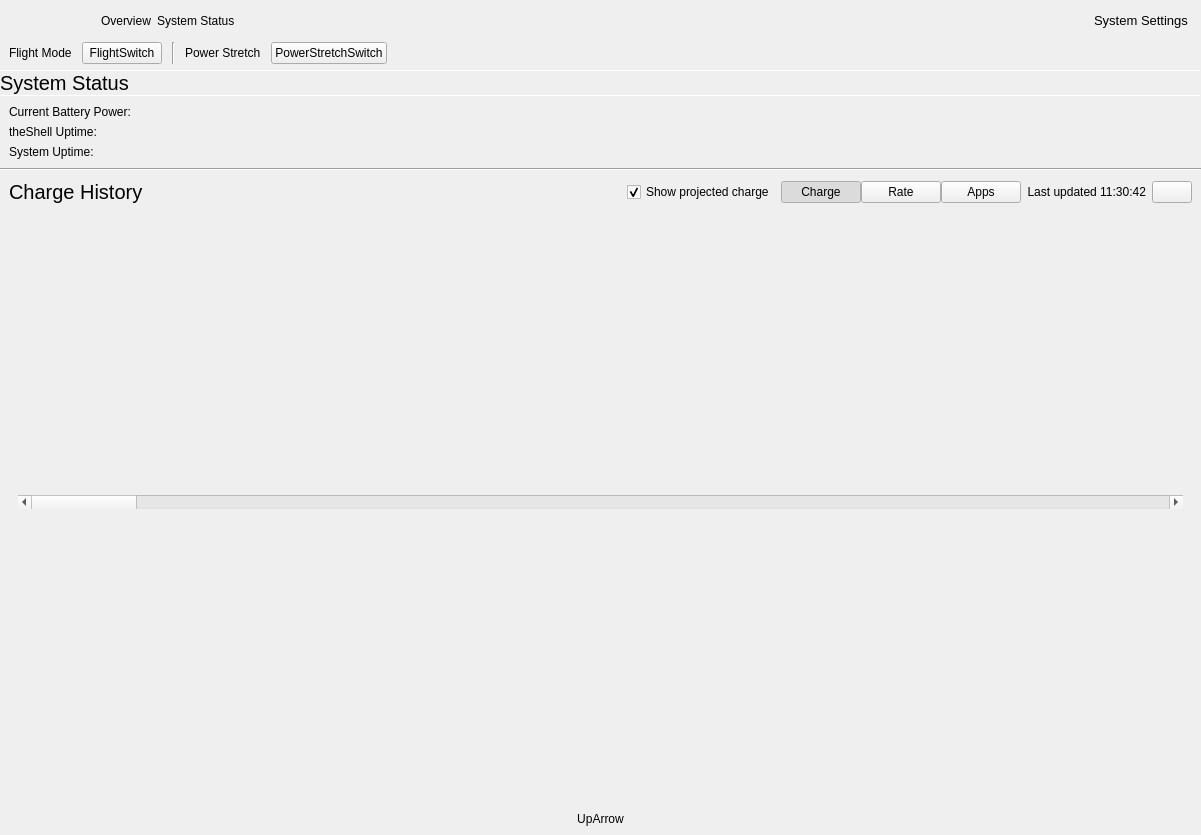
First picture: the form in shell/infopanedropdown.ui, repository vicr123/theshell, before the edit.
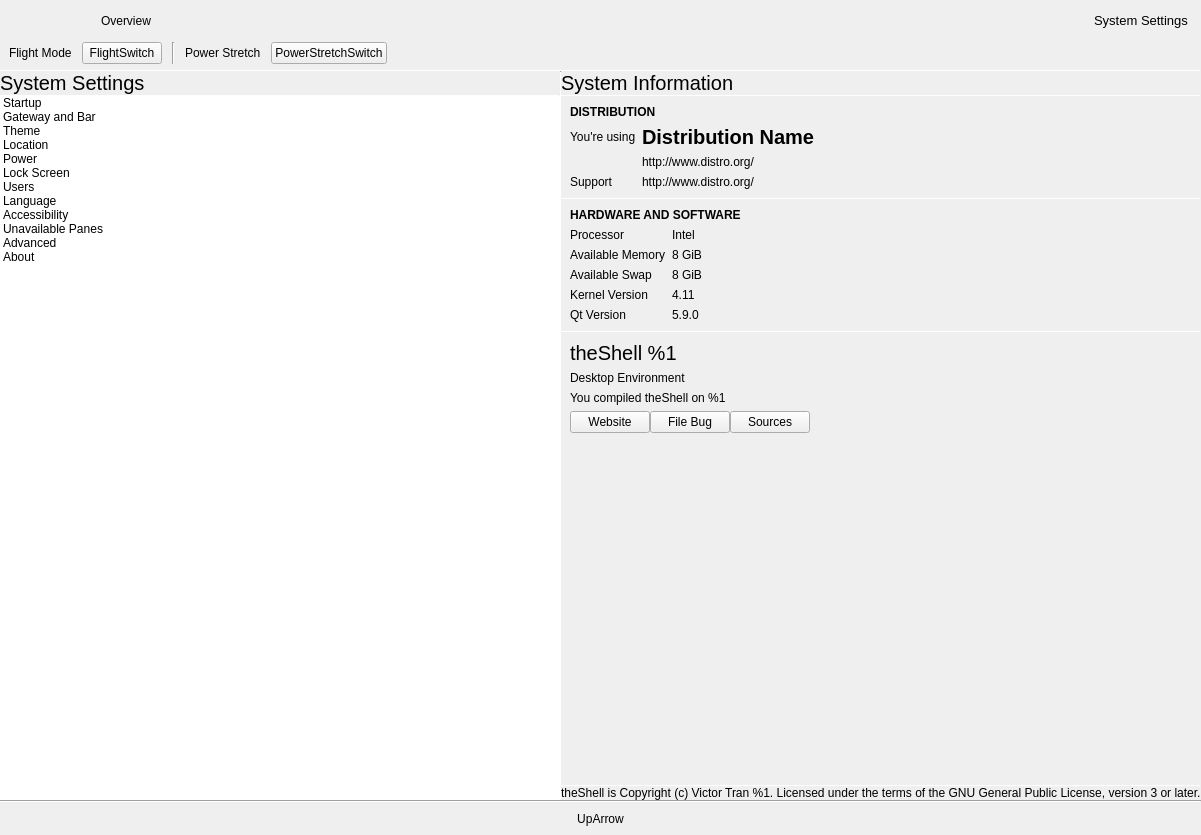
Second picture: the form after the edit. The open tabs and pages were chosen to show the change. Icons and pictures are not drawn. Custom widgets are drawn as their Qt base class.

Commit message: New power pane

```diff
--- a/shell/infopanedropdown.ui
+++ b/shell/infopanedropdown.ui
@@ -124,13 +124,6 @@
              </property>
             </widget>
            </item>
-           <item>
-            <widget class="ClickableLabel" name="batteryLabel">
-             <property name="text">
-              <string>System Status</string>
-             </property>
-            </widget>
-           </item>
           </layout>
          </item>
          <item>
@@ -274,250 +267,8 @@
    <item>
     <widget class="tStackedWidget" name="pageStack">
      <property name="currentIndex">
-      <number>1</number>
+      <number>0</number>
      </property>
-     <widget class="QWidget" name="statusFrame">
-      <property name="autoFillBackground">
-       <bool>true</bool>
-      </property>
-      <layout class="QVBoxLayout" name="verticalLayout_4">
-       <property name="spacing">
-        <number>0</number>
-       </property>
-       <property name="leftMargin">
-        <number>0</number>
-       </property>
-       <property name="topMargin">
-        <number>0</number>
-       </property>
-       <property name="rightMargin">
-        <number>0</number>
-       </property>
-       <property name="bottomMargin">
-        <number>0</number>
-       </property>
-       <item>
-        <widget class="QLabel" name="label_11">
-         <property name="font">
-          <font>
-           <pointsize>15</pointsize>
-          </font>
-         </property>
-         <property name="text">
-          <string>System Status</string>
-         </property>
-         <property name="margin">
-          <number>9</number>
-         </property>
-        </widget>
-       </item>
-       <item>
-        <widget class="Line" name="line_41">
-         <property name="maximumSize">
-          <size>
-           <width>16777215</width>
-           <height>1</height>
-          </size>
-         </property>
-         <property name="orientation">
-          <enum>Qt::Horizontal</enum>
-         </property>
-        </widget>
-       </item>
-       <item>
-        <layout class="QVBoxLayout" name="verticalLayout_51">
-         <property name="spacing">
-          <number>6</number>
-         </property>
-         <property name="leftMargin">
-          <number>9</number>
-         </property>
-         <property name="topMargin">
-          <number>9</number>
-         </property>
-         <property name="rightMargin">
-          <number>9</number>
-         </property>
-         <property name="bottomMargin">
-          <number>9</number>
-         </property>
-         <item>
-          <widget class="QLabel" name="currentBattery">
-           <property name="text">
-            <string notr="true">Current Battery Power:</string>
-           </property>
-          </widget>
-         </item>
-         <item>
-          <widget class="QLabel" name="theshellUptime">
-           <property name="text">
-            <string notr="true">theShell Uptime:</string>
-           </property>
-          </widget>
-         </item>
-         <item>
-          <widget class="QLabel" name="systemUptime">
-           <property name="text">
-            <string notr="true">System Uptime: </string>
-           </property>
-          </widget>
-         </item>
-        </layout>
-       </item>
-       <item>
-        <widget class="Line" name="line_42">
-         <property name="orientation">
-          <enum>Qt::Horizontal</enum>
-         </property>
-        </widget>
-       </item>
-       <item>
-        <widget class="QFrame" name="batteryChartArea">
-         <property name="sizePolicy">
-          <sizepolicy hsizetype="Preferred" vsizetype="Expanding">
-           <horstretch>0</horstretch>
-           <verstretch>0</verstretch>
-          </sizepolicy>
-         </property>
-         <property name="frameShape">
-          <enum>QFrame::NoFrame</enum>
-         </property>
-         <property name="frameShadow">
-          <enum>QFrame::Raised</enum>
-         </property>
-         <layout class="QVBoxLayout" name="verticalLayout_21">
-          <item>
-           <layout class="QHBoxLayout" name="horizontalLayout_33">
-            <item>
-             <widget class="QLabel" name="batteryChartHeader">
-              <property name="sizePolicy">
-               <sizepolicy hsizetype="Expanding" vsizetype="Preferred">
-                <horstretch>0</horstretch>
-                <verstretch>0</verstretch>
-               </sizepolicy>
-              </property>
-              <property name="font">
-               <font>
-                <pointsize>15</pointsize>
-               </font>
-              </property>
-              <property name="text">
-               <string>Charge History</string>
-              </property>
-             </widget>
-            </item>
-            <item>
-             <widget class="QCheckBox" name="batteryChartShowProjected">
-              <property name="text">
-               <string>Show projected charge</string>
-              </property>
-              <property name="checked">
-               <bool>true</bool>
-              </property>
-             </widget>
-            </item>
-            <item>
-             <layout class="QHBoxLayout" name="horizontalLayout_42">
-              <property name="spacing">
-               <number>0</number>
-              </property>
-              <property name="rightMargin">
-               <number>0</number>
-              </property>
-              <item>
-               <widget class="QPushButton" name="chargeGraphButton">
-                <property name="text">
-                 <string>Charge</string>
-                </property>
-                <property name="checkable">
-                 <bool>true</bool>
-                </property>
-                <property name="checked">
-                 <bool>true</bool>
-                </property>
-               </widget>
-              </item>
-              <item>
-               <widget class="QPushButton" name="rateGraphButton">
-                <property name="text">
-                 <string>Rate</string>
-                </property>
-                <property name="checkable">
-                 <bool>true</bool>
-                </property>
-               </widget>
-              </item>
-              <item>
-               <widget class="QPushButton" name="appsGraphButton">
-                <property name="text">
-                 <string>Apps</string>
-                </property>
-                <property name="checkable">
-                 <bool>true</bool>
-                </property>
-               </widget>
-              </item>
-             </layout>
-            </item>
-            <item>
-             <widget class="QLabel" name="batteryChartLastUpdate">
-              <property name="sizePolicy">
-               <sizepolicy hsizetype="Preferred" vsizetype="Preferred">
-                <horstretch>0</horstretch>
-                <verstretch>0</verstretch>
-               </sizepolicy>
-              </property>
-              <property name="text">
-               <string notr="true">Last updated 11:30:42</string>
-              </property>
-              <property name="alignment">
-               <set>Qt::AlignRight|Qt::AlignTrailing|Qt::AlignVCenter</set>
-              </property>
-             </widget>
-            </item>
-            <item>
-             <widget class="QPushButton" name="batteryChartUpdateButton">
-              <property name="text">
-               <string/>
-              </property>
-              <property name="icon">
-               <iconset theme="view-refresh">
-                <normaloff>.</normaloff>.</iconset>
-              </property>
-             </widget>
-            </item>
-           </layout>
-          </item>
-          <item>
-           <widget class="QStackedWidget" name="batteryGraphStack">
-            <property name="currentIndex">
-             <number>0</number>
-            </property>
-            <widget class="QWidget" name="batteryGraph">
-             <layout class="QVBoxLayout" name="verticalLayout_29">
-              <item>
-               <widget class="QScrollBar" name="BatteryChargeScrollBar">
-                <property name="orientation">
-                 <enum>Qt::Horizontal</enum>
-                </property>
-               </widget>
-              </item>
-             </layout>
-            </widget>
-            <widget class="QWidget" name="batteryApps">
-             <layout class="QVBoxLayout" name="verticalLayout_30">
-              <item>
-               <widget class="QListWidget" name="appsGraph"/>
-              </item>
-             </layout>
-            </widget>
-           </widget>
-          </item>
-         </layout>
-        </widget>
-       </item>
-      </layout>
-     </widget>
      <widget class="QWidget" name="settingsFrame">
       <property name="autoFillBackground">
        <bool>true</bool>
@@ -581,7 +332,7 @@
               <number>0</number>
              </property>
              <item>
-              <widget class="AnimatedStackedWidget" name="settingsListStack">
+              <widget class="tStackedWidget" name="settingsListStack">
                <property name="currentIndex">
                 <number>0</number>
                </property>
@@ -840,7 +591,7 @@
                </widget>
               </item>
               <item>
-               <widget class="AnimatedStackedWidget" name="startupStack">
+               <widget class="tStackedWidget" name="startupStack">
                 <property name="autoFillBackground">
                  <bool>true</bool>
                 </property>
@@ -2751,7 +2502,7 @@
                <number>0</number>
               </property>
               <item>
-               <widget class="AnimatedStackedWidget" name="userSettingsStackedWidget">
+               <widget class="tStackedWidget" name="userSettingsStackedWidget">
                 <property name="autoFillBackground">
                  <bool>true</bool>
                 </property>
@@ -4287,12 +4038,6 @@
     <signal>clicked()</signal>
    </slots>
   </customwidget>
-  <customwidget>
-   <class>AnimatedStackedWidget</class>
-   <extends>QStackedWidget</extends>
-   <header>animatedstackedwidget.h</header>
-   <container>1</container>
-  </customwidget>
   <customwidget>
    <class>Switch</class>
    <extends>QPushButton</extends>
```
The commit also changes 52 other files.
